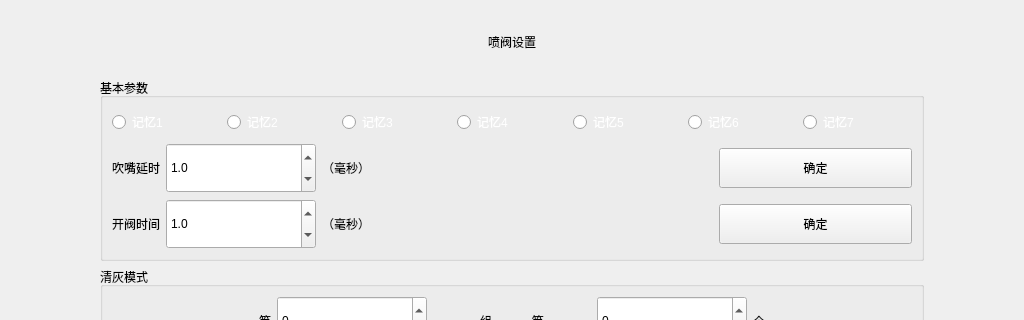
zhoutl1106/pjt2, file forms/formvalvetest.ui: the form before one commit; both pictures show x 0 to 1024 and y 0 to 320 of the 1024 by 520 pixel window.
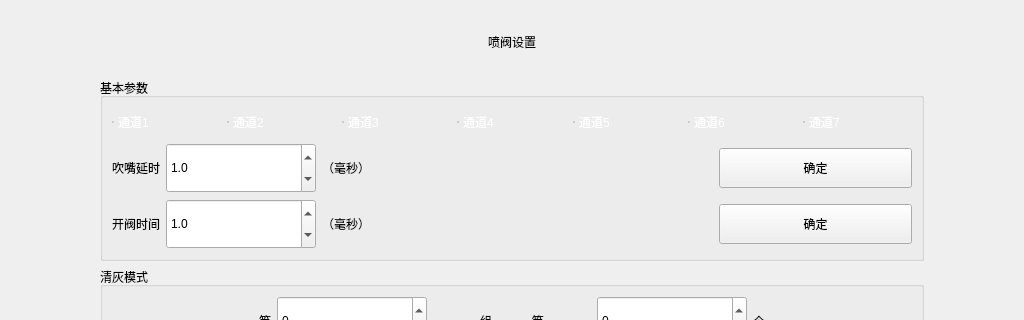
The form after the commit. Icons and pictures are not drawn.

```diff
--- a/forms/formvalvetest.ui
+++ b/forms/formvalvetest.ui
@@ -65,7 +65,11 @@
            </size>
           </property>
           <property name="styleSheet">
-           <string notr="true">
+           <string notr="true">QRadioButton::indicator
+{
+	width:0 px;
+	height: 0 px;
+}
 QRadioButton:checked
 {
 color: rgb(255, 255, 255);
@@ -79,7 +83,7 @@
 }</string>
           </property>
           <property name="text">
-           <string>记忆1</string>
+           <string>通道1</string>
           </property>
          </widget>
         </item>
@@ -98,7 +102,11 @@
            </size>
           </property>
           <property name="styleSheet">
-           <string notr="true">
+           <string notr="true">QRadioButton::indicator
+{
+	width:0 px;
+	height: 0 px;
+}
 QRadioButton:checked
 {
 color: rgb(255, 255, 255);
@@ -112,7 +120,7 @@
 }</string>
           </property>
           <property name="text">
-           <string>记忆2</string>
+           <string>通道2</string>
           </property>
          </widget>
         </item>
@@ -131,7 +139,11 @@
            </size>
           </property>
           <property name="styleSheet">
-           <string notr="true">
+           <string notr="true">QRadioButton::indicator
+{
+	width:0 px;
+	height: 0 px;
+}
 QRadioButton:checked
 {
 color: rgb(255, 255, 255);
@@ -145,7 +157,7 @@
 }</string>
           </property>
           <property name="text">
-           <string>记忆3</string>
+           <string>通道3</string>
           </property>
          </widget>
         </item>
@@ -164,7 +176,11 @@
            </size>
           </property>
           <property name="styleSheet">
-           <string notr="true">
+           <string notr="true">QRadioButton::indicator
+{
+	width:0 px;
+	height: 0 px;
+}
 QRadioButton:checked
 {
 color: rgb(255, 255, 255);
@@ -178,7 +194,7 @@
 }</string>
           </property>
           <property name="text">
-           <string>记忆4</string>
+           <string>通道4</string>
           </property>
          </widget>
         </item>
@@ -197,7 +213,11 @@
            </size>
           </property>
           <property name="styleSheet">
-           <string notr="true">
+           <string notr="true">QRadioButton::indicator
+{
+	width:0 px;
+	height: 0 px;
+}
 QRadioButton:checked
 {
 color: rgb(255, 255, 255);
@@ -211,7 +231,7 @@
 }</string>
           </property>
           <property name="text">
-           <string>记忆5</string>
+           <string>通道5</string>
           </property>
          </widget>
         </item>
@@ -230,7 +250,11 @@
            </size>
           </property>
           <property name="styleSheet">
-           <string notr="true">
+           <string notr="true">QRadioButton::indicator
+{
+	width:0 px;
+	height: 0 px;
+}
 QRadioButton:checked
 {
 color: rgb(255, 255, 255);
@@ -244,7 +268,7 @@
 }</string>
           </property>
           <property name="text">
-           <string>记忆6</string>
+           <string>通道6</string>
           </property>
          </widget>
         </item>
@@ -263,7 +287,11 @@
            </size>
           </property>
           <property name="styleSheet">
-           <string notr="true">
+           <string notr="true">QRadioButton::indicator
+{
+	width:0 px;
+	height: 0 px;
+}
 QRadioButton:checked
 {
 color: rgb(255, 255, 255);
@@ -277,7 +305,7 @@
 }</string>
           </property>
           <property name="text">
-           <string>记忆7</string>
+           <string>通道7</string>
           </property>
          </widget>
         </item>
```
